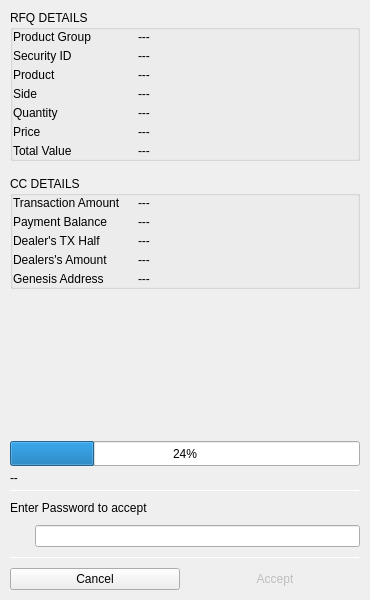
BlockSettle/terminal, file BlockSettleUILib/CCSettlementTransactionWidget.ui: the form before one commit.
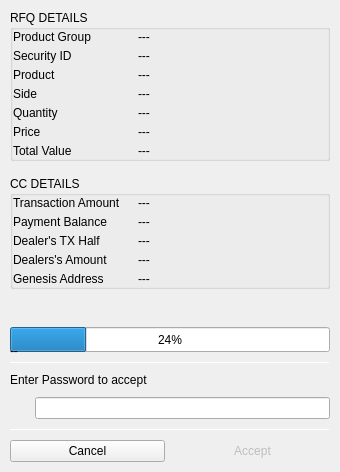
The form after the commit. Icons and pictures are not drawn.

The edit to the form file:
```diff
--- a/BlockSettleUILib/CCSettlementTransactionWidget.ui
+++ b/BlockSettleUILib/CCSettlementTransactionWidget.ui
@@ -6,8 +6,8 @@
    <rect>
     <x>0</x>
     <y>0</y>
-    <width>370</width>
-    <height>600</height>
+    <width>340</width>
+    <height>472</height>
    </rect>
   </property>
   <property name="sizePolicy">
@@ -877,7 +877,7 @@
         <property name="sizeHint" stdset="0">
          <size>
           <width>20</width>
-          <height>0</height>
+          <height>40</height>
          </size>
         </property>
        </spacer>
```
